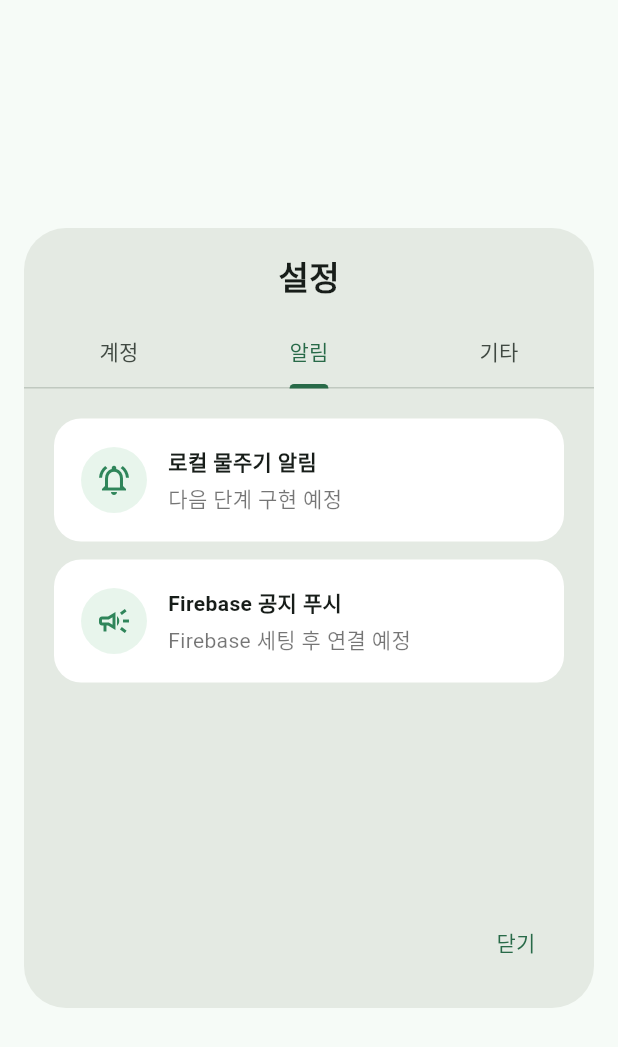
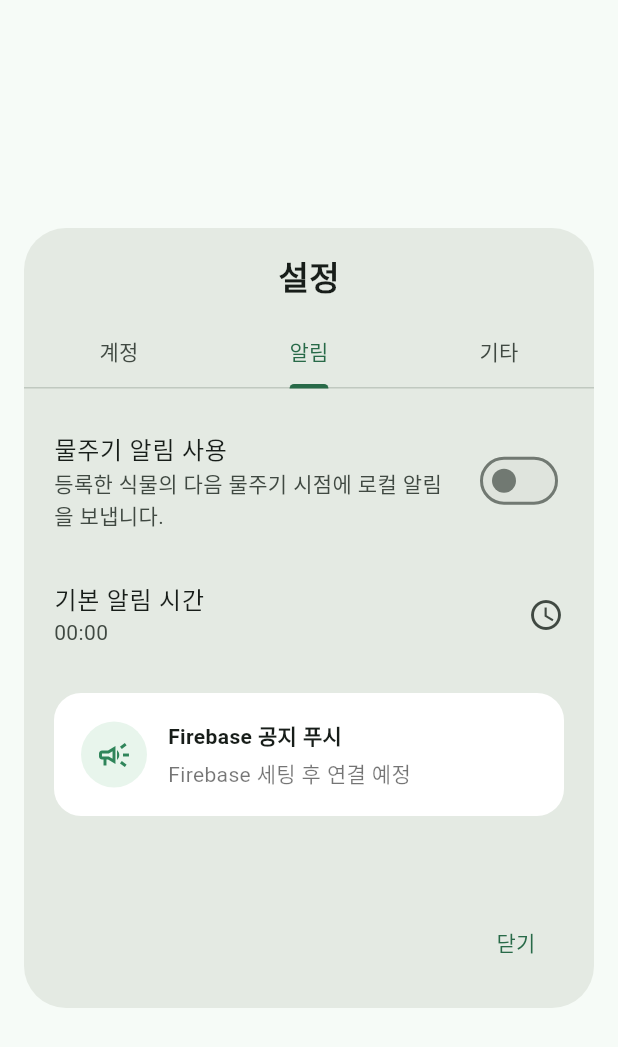
Before and after one commit to brosister/plant_reminder, a Flutter app: the SettingsDialog widget shown alone on an empty page, opened directly with empty values, tab 2 chosen, on a phone screen of 412 x 824 dp. Shown: the top 1047 px of the screen. Run offline on Flutter 3.47's test engine with Material 3 defaults, Android fonts, the phone set to English and light mode, and no system bars; our stand-ins replace flutter_local_notifications, google_sign_in, shared_preferences, sign_in_with_apple, timezone; accounts and stored records are empty.

Commit message:
feat: add notification settings and firebase scaffold

```diff
--- /dev/null
+++ b/lib/app_settings_service.dart
@@ -0,0 +1,49 @@
+import 'package:shared_preferences/shared_preferences.dart';
+
+class AppSettings {
+  const AppSettings({
+    required this.notificationsEnabled,
+    required this.notificationHour,
+    required this.notificationMinute,
+  });
+
+  final bool notificationsEnabled;
+  final int notificationHour;
+  final int notificationMinute;
+
+  AppSettings copyWith({
+    bool? notificationsEnabled,
+    int? notificationHour,
+    int? notificationMinute,
+  }) {
+    return AppSettings(
+      notificationsEnabled: notificationsEnabled ?? this.notificationsEnabled,
+      notificationHour: notificationHour ?? this.notificationHour,
+      notificationMinute: notificationMinute ?? this.notificationMinute,
+    );
+  }
+}
+
+class AppSettingsService {
+  AppSettingsService._();
+
+  static const _notificationsEnabledKey = 'notifications_enabled';
+  static const _notificationHourKey = 'notification_hour';
+  static const _notificationMinuteKey = 'notification_minute';
+
+  static Future<AppSettings> load() async {
+    final prefs = await SharedPreferences.getInstance();
+    return AppSettings(
+      notificationsEnabled: prefs.getBool(_notificationsEnabledKey) ?? true,
+      notificationHour: prefs.getInt(_notificationHourKey) ?? 9,
+      notificationMinute: prefs.getInt(_notificationMinuteKey) ?? 0,
+    );
+  }
+
+  static Future<void> save(AppSettings settings) async {
+    final prefs = await SharedPreferences.getInstance();
+    await prefs.setBool(_notificationsEnabledKey, settings.notificationsEnabled);
+    await prefs.setInt(_notificationHourKey, settings.notificationHour);
+    await prefs.setInt(_notificationMinuteKey, settings.notificationMinute);
+  }
+}
--- a/lib/settings_tabs.dart
+++ b/lib/settings_tabs.dart
@@ -2,6 +2,7 @@ import 'dart:io';
 
 import 'package:flutter/material.dart';
 
+import 'app_settings_service.dart';
 import 'auth_service.dart';
 import 'main.dart' show SettingsTile;
 
@@ -10,14 +11,18 @@ class SettingsDialog extends StatelessWidget {
     super.key,
     required this.authUser,
     required this.isSigningIn,
+    required this.settings,
     required this.onSignInPressed,
     required this.onSignOutPressed,
+    required this.onSettingsChanged,
   });
 
   final AppAuthUser? authUser;
   final bool isSigningIn;
+  final AppSettings settings;
   final Future<void> Function() onSignInPressed;
   final Future<void> Function() onSignOutPressed;
+  final Future<void> Function(AppSettings settings) onSettingsChanged;
 
   @override
   Widget build(BuildContext context) {
@@ -31,10 +36,7 @@ class SettingsDialog extends StatelessWidget {
           child: Column(
             children: [
               const SizedBox(height: 16),
-              const Text(
-                '설정',
-                style: TextStyle(fontSize: 22, fontWeight: FontWeight.bold),
-              ),
+              const Text('설정', style: TextStyle(fontSize: 22, fontWeight: FontWeight.bold)),
               const SizedBox(height: 12),
               const TabBar(
                 tabs: [
@@ -52,7 +54,10 @@ class SettingsDialog extends StatelessWidget {
                       onSignInPressed: onSignInPressed,
                       onSignOutPressed: onSignOutPressed,
                     ),
-                    const _NotificationSettingsTab(),
+                    _NotificationSettingsTab(
+                      settings: settings,
+                      onSettingsChanged: onSettingsChanged,
+                    ),
                     const _EtcSettingsTab(),
                   ],
                 ),
@@ -95,25 +100,16 @@ class _AccountSettingsTab extends StatelessWidget {
     return ListView(
       padding: const EdgeInsets.all(20),
       children: [
-        const Text(
-          '비로그인 상태로도 바로 사용할 수 있습니다.',
-          style: TextStyle(color: Colors.black54),
-        ),
+        const Text('비로그인 상태로도 바로 사용할 수 있습니다.', style: TextStyle(color: Colors.black54)),
         const SizedBox(height: 16),
         Container(
           padding: const EdgeInsets.all(18),
-          decoration: BoxDecoration(
-            color: Colors.white,
-            borderRadius: BorderRadius.circular(20),
-          ),
+          decoration: BoxDecoration(color: Colors.white, borderRadius: BorderRadius.circular(20)),
           child: authUser == null
               ? Column(
                   crossAxisAlignment: CrossAxisAlignment.start,
                   children: [
-                    const Text(
-                      '계정 미연동',
-                      style: TextStyle(fontSize: 18, fontWeight: FontWeight.bold),
-                    ),
+                    const Text('계정 미연동', style: TextStyle(fontSize: 18, fontWeight: FontWeight.bold)),
                     const SizedBox(height: 8),
                     const Text(
                       '나중에 Firebase 푸시 공지, 백업/동기화 연결을 위해 소셜 계정 연동을 사용할 수 있습니다.',
@@ -137,10 +133,7 @@ class _AccountSettingsTab extends StatelessWidget {
               : Column(
                   crossAxisAlignment: CrossAxisAlignment.start,
                   children: [
-                    Text(
-                      authUser!.displayName,
-                      style: const TextStyle(fontSize: 18, fontWeight: FontWeight.bold),
-                    ),
+                    Text(authUser!.displayName, style: const TextStyle(fontSize: 18, fontWeight: FontWeight.bold)),
                     const SizedBox(height: 6),
                     Text(authUser!.email, style: const TextStyle(color: Colors.black54)),
                     const SizedBox(height: 6),
@@ -163,19 +156,48 @@ class _AccountSettingsTab extends StatelessWidget {
 }
 
 class _NotificationSettingsTab extends StatelessWidget {
-  const _NotificationSettingsTab();
+  const _NotificationSettingsTab({
+    required this.settings,
+    required this.onSettingsChanged,
+  });
+
+  final AppSettings settings;
+  final Future<void> Function(AppSettings settings) onSettingsChanged;
 
   @override
   Widget build(BuildContext context) {
+    final timeLabel = '${settings.notificationHour.toString().padLeft(2, '0')}:${settings.notificationMinute.toString().padLeft(2, '0')}';
+
     return ListView(
       padding: const EdgeInsets.all(20),
-      children: const [
-        SettingsTile(
-          icon: Icons.notifications_active_outlined,
-          title: '로컬 물주기 알림',
-          subtitle: '다음 단계 구현 예정',
+      children: [
+        SwitchListTile(
+          value: settings.notificationsEnabled,
+          onChanged: (value) => onSettingsChanged(settings.copyWith(notificationsEnabled: value)),
+          title: const Text('물주기 알림 사용'),
+          subtitle: const Text('등록한 식물의 다음 물주기 시점에 로컬 알림을 보냅니다.'),
+          contentPadding: EdgeInsets.zero,
         ),
-        SettingsTile(
+        const SizedBox(height: 12),
+        ListTile(
+          contentPadding: EdgeInsets.zero,
+          title: const Text('기본 알림 시간'),
+          subtitle: Text(timeLabel),
+          trailing: const Icon(Icons.schedule_outlined),
+          onTap: () async {
+            final picked = await showTimePicker(
+              context: context,
+              initialTime: TimeOfDay(hour: settings.notificationHour, minute: settings.notificationMinute),
+            );
+            if (picked != null) {
+              await onSettingsChanged(
+                settings.copyWith(notificationHour: picked.hour, notificationMinute: picked.minute),
+              );
+            }
+          },
+        ),
+        const SizedBox(height: 16),
+        const SettingsTile(
           icon: Icons.campaign_outlined,
           title: 'Firebase 공지 푸시',
           subtitle: 'Firebase 세팅 후 연결 예정',
```
Also changed, not shown: lib/firebase_service.dart (added, +13 -0 lines), lib/main.dart (+22 -2 lines), lib/notification_service.dart (+27 -6 lines).
